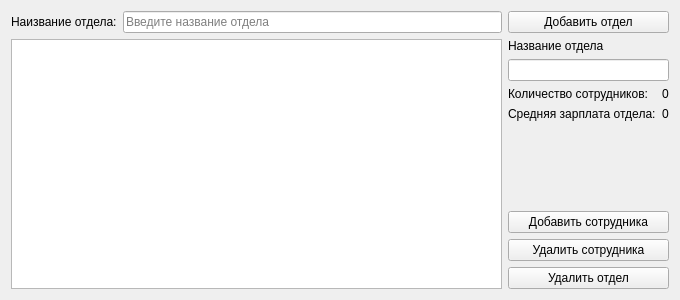
This is Company/mainwidget.ui in pvshebarshin/AVsoftware as Qt 5 draws it before an edit. The edited form follows.
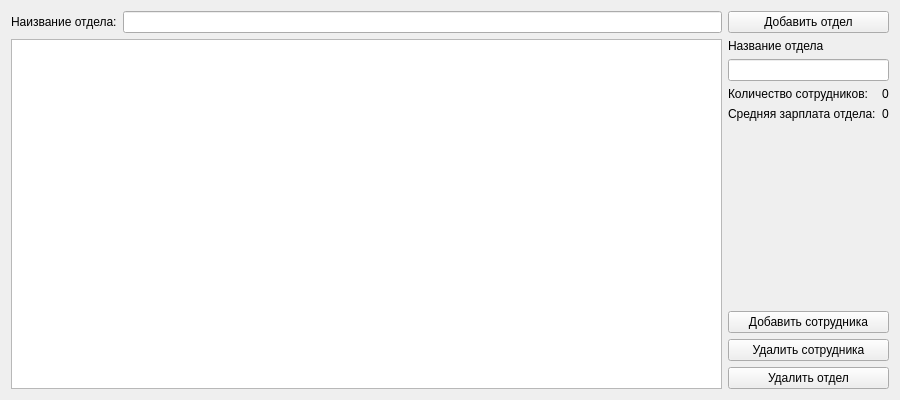
This is the edited form.

What changed in the file:
```diff
--- a/Company/mainwidget.ui
+++ b/Company/mainwidget.ui
@@ -6,8 +6,8 @@
    <rect>
     <x>0</x>
     <y>0</y>
-    <width>680</width>
-    <height>300</height>
+    <width>900</width>
+    <height>400</height>
    </rect>
   </property>
   <property name="sizePolicy">
@@ -184,7 +184,7 @@
       </sizepolicy>
      </property>
      <property name="placeholderText">
-      <string>Введите название отдела</string>
+      <string/>
      </property>
     </widget>
    </item>
```
Left out of the diff: 6 changed lines with no effect on the pictures.
